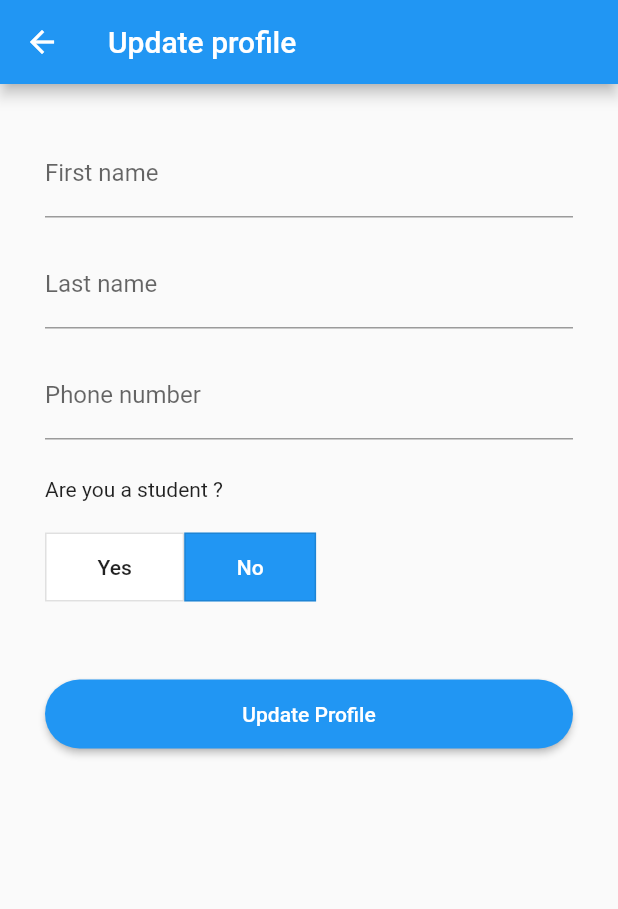
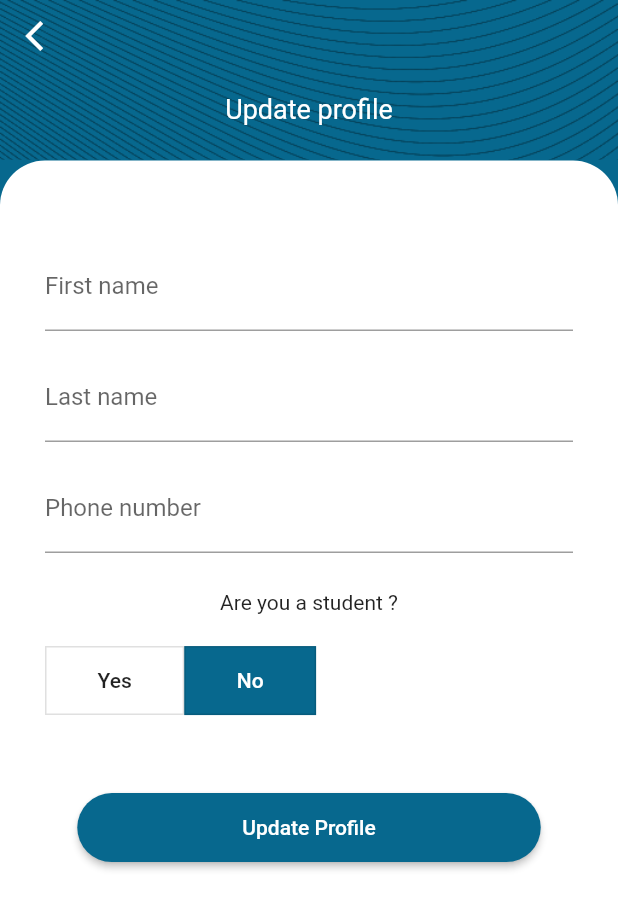
Before and after one commit to steevjames/Smart-Bus-System-App, a Flutter app: the UserRegistrationPage screen opened directly, on a phone screen of 412 x 824 dp. Shown: the top 909 px of the screen. Run offline on Flutter 3.47's test engine with Material 2 defaults, Android fonts, the phone set to English and light mode, and no system bars; our stand-ins replace google_sign_in, qr_flutter, shared_preferences; missing offline and left inert: qr_code_scanner; accounts and stored records are empty.

Commit message:
Registrations pages ui

```diff
--- a/lib/Screens/UserRegistration/userRegistration.dart
+++ b/lib/Screens/UserRegistration/userRegistration.dart
@@ -1,6 +1,8 @@
 import 'dart:convert';
 import 'package:busapp/Screens/userHomePage/userhomepage.dart';
 import 'package:busapp/Widgets/alert_dialog.dart';
+import 'package:busapp/Widgets/defTemplate.dart';
+import 'package:busapp/Widgets/theme.dart';
 import 'package:flutter/cupertino.dart';
 import 'package:flutter/material.dart';
 import 'package:shared_preferences/shared_preferences.dart';
@@ -75,15 +77,28 @@ class _UserRegistrationPageState extends State<UserRegistrationPage> {
   @override
   Widget build(BuildContext context) {
     return Scaffold(
-      appBar: AppBar(
-        title:
-            Text(widget.updateProfile ? "Update profile" : "User Registration"),
-      ),
+      // appBar: AppBar(
+      //   title:
+      //       Text(widget.updateProfile ? "Update profile" : "User Registration"),
+      // ),
       body: Form(
         key: _formKey,
-        child: Padding(
-          padding: const EdgeInsets.symmetric(horizontal: 30),
-          child: ListView(
+        child: DefTemplate(
+          showBackButton: true,
+          topChildren: [
+            Text(
+              widget.updateProfile ? "Update profile" : "User Registration",
+              style: TextStyle(
+                color: Colors.white,
+                fontSize: 18,
+              ),
+            ),
+            SizedBox(height: 10),
+          ],
+          bottomChildren: [
+            Padding(
+              padding: EdgeInsets.symmetric(horizontal: 30),
+              child: Column(
                 children: [
                   SizedBox(height: 30),
                   TextFormField(
@@ -132,7 +147,7 @@ class _UserRegistrationPageState extends State<UserRegistrationPage> {
                         },
                         style: ButtonStyle(
                           backgroundColor: MaterialStateProperty.all(
-                        isStudent ? Colors.blue : Colors.white,
+                            isStudent ? primaryColor : Colors.white,
                           ),
                           padding: MaterialStateProperty.all(
                             EdgeInsets.symmetric(
@@ -161,7 +176,7 @@ class _UserRegistrationPageState extends State<UserRegistrationPage> {
                         },
                         style: ButtonStyle(
                           backgroundColor: MaterialStateProperty.all(
-                        !isStudent ? Colors.blue : Colors.white,
+                            !isStudent ? primaryColor : Colors.white,
                           ),
                           padding: MaterialStateProperty.all(
                             EdgeInsets.symmetric(
@@ -189,7 +204,9 @@ class _UserRegistrationPageState extends State<UserRegistrationPage> {
                       ? Center(
                           child: CircularProgressIndicator(),
                         )
-                  : ElevatedButton(
+                      : SizedBox(
+                          width: MediaQuery.of(context).size.width * .75,
+                          child: ElevatedButton(
                             onPressed: () {
                               submitDetails();
                             },
@@ -200,6 +217,8 @@ class _UserRegistrationPageState extends State<UserRegistrationPage> {
                                   vertical: 15,
                                 ),
                               ),
+                              backgroundColor:
+                                  MaterialStateProperty.all(primaryColor),
                               shape: MaterialStateProperty.all(
                                 RoundedRectangleBorder(
                                   borderRadius: BorderRadius.circular(50),
@@ -212,8 +231,11 @@ class _UserRegistrationPageState extends State<UserRegistrationPage> {
                                   : "Apply for Pass",
                             ),
                           ),
+                        ),
                 ],
               ),
+            ),
+          ],
         ),
       ),
     );
--- a/lib/Screens/userHomePage/userhomepage.dart
+++ b/lib/Screens/userHomePage/userhomepage.dart
@@ -245,7 +245,7 @@ class DetailTile extends StatelessWidget {
           Icon(
             icon,
             color: lightBlack,
-            size: 20,
+            size: 25,
           ),
           SizedBox(width: 10),
           Expanded(
@@ -253,7 +253,7 @@ class DetailTile extends StatelessWidget {
               text,
               style: TextStyle(
                 color: lightBlack,
-                fontSize: 13,
+                fontSize: 14,
               ),
             ),
           )
```
Also changed, not shown: lib/Screens/conductorRegistration/conductorRegistration.dart (+25 -6 lines). Lines whose indentation alone changed are shown as unchanged.
